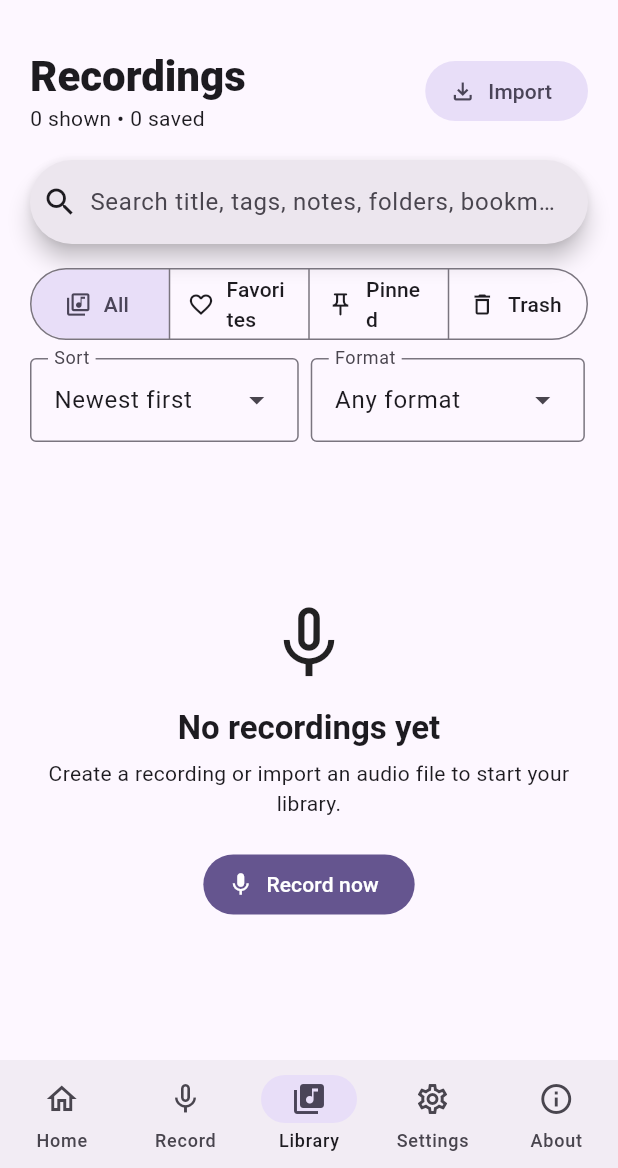
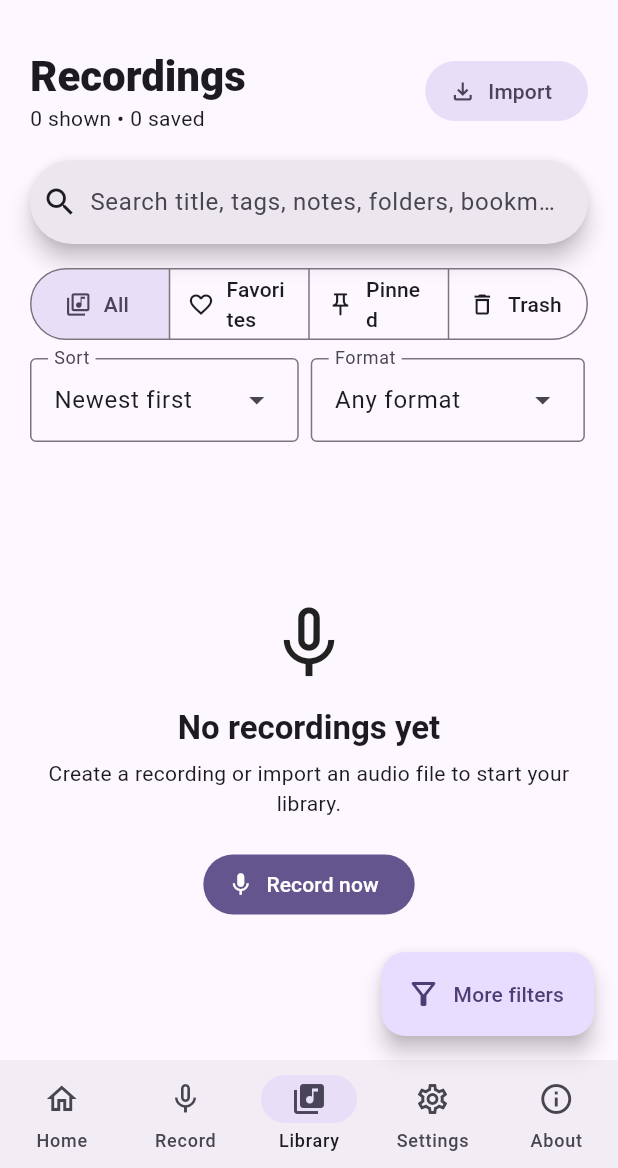
Before and after one commit to sanskarIN/SonicNest, a Flutter app: the screen it shows after launch, item 3 of the bottom bar chosen, on a phone screen of 412 x 824 dp, the part 68-1236 px from its top. Run offline on Flutter 3.47's test engine with Material 3 defaults, Android fonts, the phone set to English and light mode, and no system bars; our stand-ins replace file_picker, just_audio, just_audio_background, share_plus, shared_preferences; missing offline and left inert: ffmpeg_kit_flutter_new_audio, just_audio_media_kit, record.

Commit message:
feat: surface advanced library filters across layouts

```diff
--- a/lib/widgets/app_shell.dart
+++ b/lib/widgets/app_shell.dart
@@ -10,6 +10,7 @@ import '../screens/library_screen.dart';
 import '../screens/recorder_screen.dart';
 import '../screens/settings_screen.dart';
 import '../services/recorder_service.dart';
+import 'library_filter_button.dart';
 import 'sonicnest_mark.dart';
 
 class AppShell extends StatelessWidget {
@@ -142,6 +143,9 @@ class AppShell extends StatelessWidget {
                       )
                     : content,
               ),
+              floatingActionButton: controller.navigationIndex == 2
+                  ? LibraryFilterButton(controller: controller)
+                  : null,
               bottomNavigationBar: wide
                   ? null
                   : NavigationBar(
```
